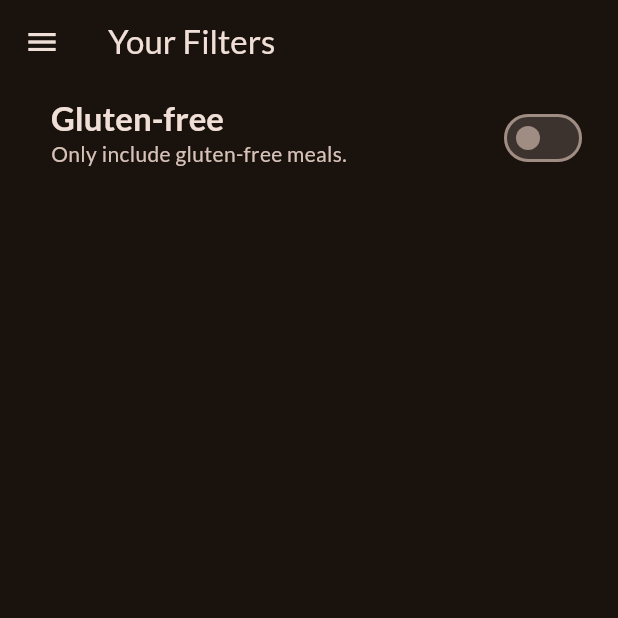
After one commit to Akhi1Babu/Meals-App, a Flutter app: the FiltersScreen screen opened directly, on a phone screen of 412 x 824 dp, the top half of it. The commit adds this screen. Run offline on Flutter 3.47's test engine with Material 3 defaults, Android fonts, the phone set to English and light mode, and no system bars; our stand-ins replace font_awesome_flutter, google_fonts, transparent_image.

Commit message:
feat: Add FiltersScreen and integrate with TabScreen for filter functionality

```diff
--- /dev/null
+++ b/lib/screen/filters.dart
@@ -0,0 +1,56 @@
+import 'package:flutter/material.dart';
+import 'package:meals/main.dart';
+import 'package:meals/screen/tabs.dart';
+import 'package:meals/widgets/main_drawer.dart';
+class FiltersScreen extends StatefulWidget {
+  const FiltersScreen({super.key});
+
+  @override
+  State<FiltersScreen> createState() => _FiltersScreenState();
+}
+
+class _FiltersScreenState extends State<FiltersScreen> {
+  bool _glutenFreeFilterSet = false;
+
+  @override
+  Widget build(BuildContext context) {
+    return Scaffold(
+      appBar: AppBar(
+        title: const Text('Your Filters'),
+      ),
+      drawer: MainDrawer(onSelectScreen: (identifier){
+        Navigator.pop(context); // Close the drawer
+        if (identifier == 'meals') {
+          Navigator.pop(context); // Close the drawer
+          Navigator.pushReplacement(context, MaterialPageRoute(builder: (context) => const TabScreen()));
+        } else if (identifier == 'filters') {
+          Navigator.pop(context); // Close the drawer
+          Navigator.pushReplacement(context, MaterialPageRoute(builder: (context) => const FiltersScreen()));
+        }
+      }),
+      body: Column(
+        children: [
+          SwitchListTile(
+            value: _glutenFreeFilterSet,
+            onChanged: (isChecked) {
+              setState(() {
+                _glutenFreeFilterSet = isChecked;
+              });
+            },
+            title: Text(
+              'Gluten-free',
+              style: Theme.of(context).textTheme.titleLarge!.copyWith(
+                fontWeight: FontWeight.bold,
+                color: Theme.of(context).colorScheme.onSurface
+              ),
+            ),
+            subtitle: const Text('Only include gluten-free meals.'),
+            activeColor: Theme.of(context).colorScheme.primary,
+            contentPadding: const EdgeInsets.only(left: 34, right: 20),
+
+          ),
+        ],
+      ),
+    );
+  }
+}
```
Also changed, not shown: lib/screen/tabs.dart (+13 -6 lines).
